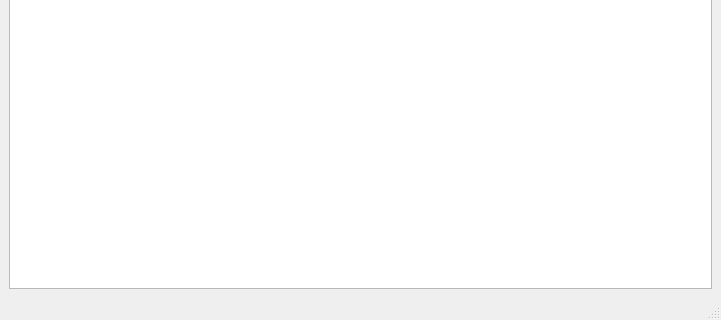
Before: the Qt Designer form python/plugins/processing/ui/DlgScriptEditor.ui in carsmie/QGIS, drawn with Qt 5; both pictures show x 0 to 721 and y 258 to 578 of the 721 by 578 pixel window.
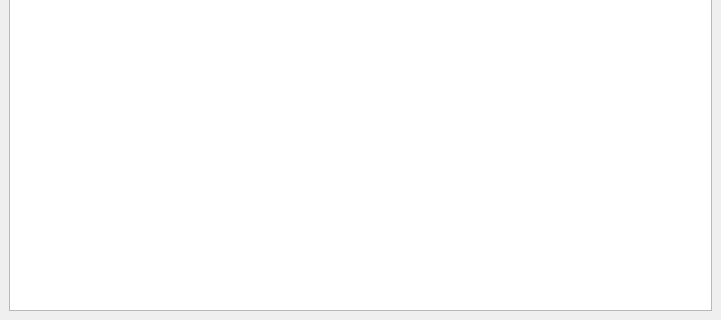
After: the same form once the commit is applied. Custom widgets are drawn as their Qt base class.

Commit message: [processing] remove statusbar from script editor

Patch:
```diff
--- a/python/plugins/processing/ui/DlgScriptEditor.ui
+++ b/python/plugins/processing/ui/DlgScriptEditor.ui
@@ -20,7 +20,6 @@
     </item>
    </layout>
   </widget>
-  <widget class="QStatusBar" name="statusbar"/>
   <widget class="QToolBar" name="toolBar">
    <property name="windowTitle">
     <string>toolBar</string>
```
